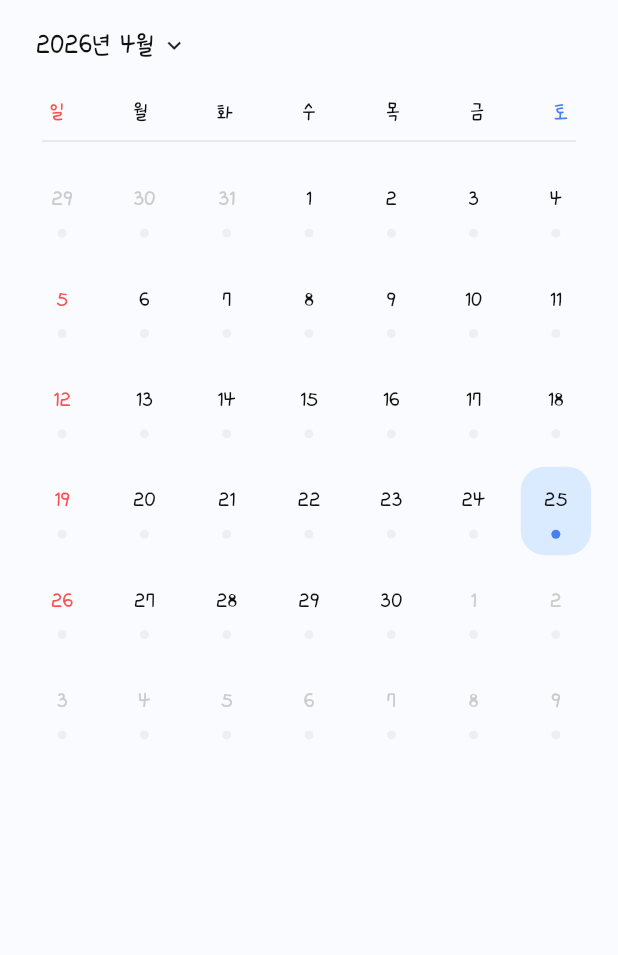
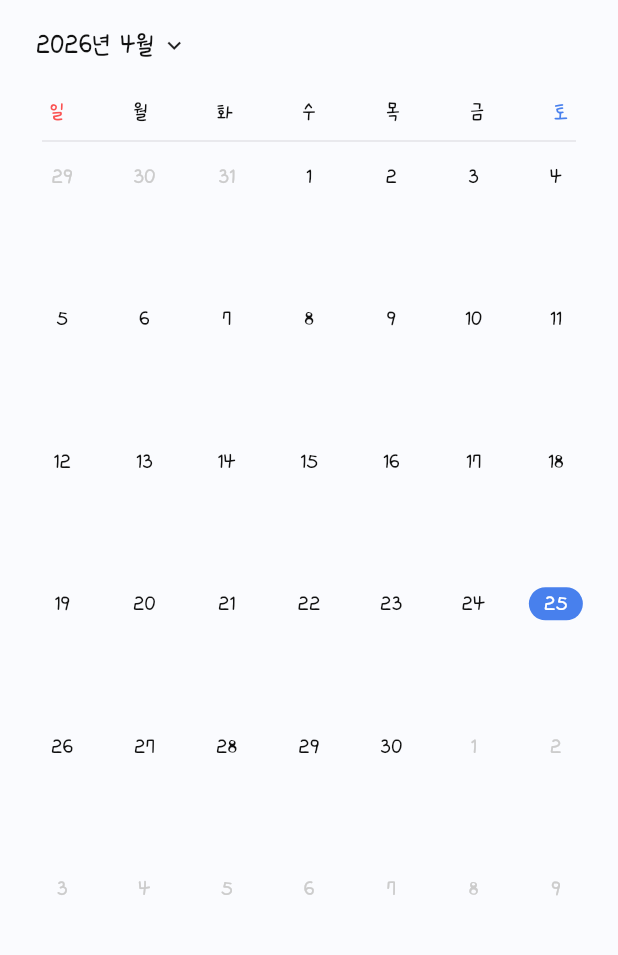
Before and after one commit to uyoung-team/uyoung-app, a Flutter app: the _CalendarView screen opened directly, on a phone screen of 412 x 824 dp, the part 75-1030 px from its top. Run offline on Flutter 3.47's test engine with Material 3 defaults, Android fonts, the light colour scheme and no system bars; our stand-ins replace flutter_svg, image_picker, supabase_flutter; accounts and stored records are empty.

Commit message:
refactor: 캘린더 날짜 셀을 일반 모드와 간편화 모드로 정리

```diff
--- a/lib/features/calendar/presentation/pages/calendar_page.dart
+++ b/lib/features/calendar/presentation/pages/calendar_page.dart
@@ -7,6 +7,7 @@
 import 'package:uyoung_app/features/calendar/data/calendar_service.dart';
 import 'package:uyoung_app/features/calendar/presentation/pages/calendar_memory_island_manage_page.dart';
 import 'package:uyoung_app/features/calendar/presentation/viewmodels/calendar_view_model.dart';
+import 'package:uyoung_app/features/calendar/presentation/widgets/calendar_day_cell.dart';
 import 'package:uyoung_app/features/calendar/presentation/widgets/calendar_memory_bottom_sheet.dart';
 import 'package:uyoung_app/shared/services/asset_paths.dart';
 
@@ -201,12 +202,15 @@
     }
 
     final days = _buildCalendarDays(viewModel.focusedMonth);
+    final isCompact = viewModel.isBottomSheetOpen;
+    final weeks = _weeksInMonth(viewModel.focusedMonth);
+    final rowHeight = isCompact ? (weeks == 5 ? 45.0 : 40.0) : 95.0;
 
     return GridView.builder(
       physics: const NeverScrollableScrollPhysics(),
-      gridDelegate: const SliverGridDelegateWithFixedCrossAxisCount(
+      gridDelegate: SliverGridDelegateWithFixedCrossAxisCount(
         crossAxisCount: 7,
-        childAspectRatio: 0.82,
+        mainAxisExtent: rowHeight,
       ),
       itemCount: days.length,
       itemBuilder: (context, index) {
@@ -214,61 +218,31 @@
         final isCurrentMonth = day.month == viewModel.focusedMonth.month;
         final isSelected = _isSameDate(day, viewModel.selectedDay);
         final isToday = _isSameDate(day, DateTime.now());
+        final groups = viewModel.memoriesForDay(day);
+        final dotColors = groups.map((group) => group.color).toList();
+        final thumbnailPath = groups.isEmpty || groups.first.thumbnailPaths.isEmpty
+            ? null
+            : groups.first.thumbnailPaths.first;
 
         return GestureDetector(
           onTap: () {
-            viewModel.openBottomSheet(day);
-            _openMemoryBottomSheet(context, viewModel, day);
+            viewModel.selectDay(day);
+            if (viewModel.hasAnyMemoryForDay(day)) {
+              viewModel.openBottomSheet(day);
+              _openMemoryBottomSheet(context, viewModel, day);
+            } else {
+              viewModel.closeBottomSheet();
+            }
           },
-          child: Container(
-            margin: const EdgeInsets.all(4),
-            decoration: BoxDecoration(
-              color: isSelected ? AppColors.b03 : Colors.transparent,
-              borderRadius: BorderRadius.circular(16),
-              border: isToday && !isSelected
-                  ? Border.all(color: AppColors.b01, width: 1.2)
-                  : null,
-            ),
-            child: Column(
-              mainAxisAlignment: MainAxisAlignment.center,
-              children: [
-                Text(
-                  '${day.day}',
-                  style: AppFont.b7_16.copyWith(
-                    color: !isCurrentMonth
-                        ? AppColors.g04
-                        : day.weekday == DateTime.sunday
-                        ? AppColors.subRed03
-                        : AppColors.black,
-                  ),
-                ),
-                const SizedBox(height: 8),
-                if (viewModel.hasAnyMemoryForDay(day))
-                  Wrap(
-                    spacing: 3,
-                    children: List<Widget>.generate(
-                      viewModel.memoriesForDay(day).take(3).length,
-                      (index) => Container(
-                        width: 6,
-                        height: 6,
-                        decoration: BoxDecoration(
-                          color: viewModel.memoriesForDay(day)[index].color,
-                          shape: BoxShape.circle,
-                        ),
-                      ),
-                    ),
-                  )
-                else
-                  Container(
-                    width: 6,
-                    height: 6,
-                    decoration: BoxDecoration(
-                      color: isSelected ? AppColors.b01 : AppColors.bg03,
-                      shape: BoxShape.circle,
-                    ),
-                  ),
-              ],
-            ),
+          child: CalendarDayCell(
+            date: day,
+            isOutside: !isCurrentMonth,
+            isSelected: isSelected,
+            isToday: isToday,
+            dotColors: dotColors,
+            thumbnailPath: thumbnailPath,
+            isCompactMode: isCompact,
+            compactWeeks: weeks,
           ),
         );
       },
@@ -284,6 +258,24 @@
       42,
       (index) => DateUtils.addDaysToDate(startDay, index),
     );
+  }
+
+  int _weeksInMonth(DateTime day) {
+    final firstOfMonth = DateTime(day.year, day.month, 1);
+    final lastOfMonth = DateTime(day.year, day.month + 1, 0);
+
+    DateTime start = firstOfMonth;
+    while (start.weekday != DateTime.sunday) {
+      start = start.subtract(const Duration(days: 1));
+    }
+
+    DateTime end = lastOfMonth;
+    while (end.weekday != DateTime.saturday) {
+      end = end.add(const Duration(days: 1));
+    }
+
+    final totalDays = end.difference(start).inDays + 1;
+    return (totalDays / 7).ceil();
   }
 
   bool _isSameDate(DateTime a, DateTime b) {
--- /dev/null
+++ b/lib/features/calendar/presentation/widgets/calendar_day_cell.dart
@@ -0,0 +1,210 @@
+import 'package:flutter/material.dart';
+import 'package:flutter_svg/flutter_svg.dart';
+import 'package:uyoung_app/core/theme/app_colors.dart';
+import 'package:uyoung_app/core/theme/app_font.dart';
+import 'package:uyoung_app/shared/services/asset_paths.dart';
+
+class CalendarDayCell extends StatelessWidget {
+  const CalendarDayCell({
+    super.key,
+    required this.date,
+    this.isSelected = false,
+    this.isToday = false,
+    this.isOutside = false,
+    this.dotColors = const [],
+    this.thumbnailPath,
+    this.isCompactMode = false,
+    this.compactWeeks = 6,
+  });
+
+  final DateTime date;
+  final bool isSelected;
+  final bool isToday;
+  final bool isOutside;
+  final List<Color> dotColors;
+  final String? thumbnailPath;
+  final bool isCompactMode;
+  final int compactWeeks;
+
+  @override
+  Widget build(BuildContext context) {
+    final baseTextColor = isOutside ? AppColors.g04 : AppColors.black;
+    final backgroundColor = isSelected ? AppColors.b01 : Colors.transparent;
+    final dayTextColor = isSelected ? AppColors.white : baseTextColor;
+
+    Widget buildDotRow() {
+      if (dotColors.isEmpty) {
+        return const SizedBox(height: 6);
+      }
+
+      if (dotColors.length <= 4) {
+        return Row(
+          mainAxisAlignment: MainAxisAlignment.center,
+          children: [
+            for (final color in dotColors)
+              Container(
+                width: 6,
+                height: 6,
+                margin: const EdgeInsets.symmetric(horizontal: 2),
+                decoration: BoxDecoration(
+                  color: color,
+                  shape: BoxShape.circle,
+                ),
+              ),
+          ],
+        );
+      }
+
+      final visibleDots = dotColors.take(2).toList();
+      final remainingCount = dotColors.length - 2;
+
+      return Row(
+        mainAxisAlignment: MainAxisAlignment.center,
+        children: [
+          for (final color in visibleDots)
+            Container(
+              width: 6,
+              height: 6,
+              margin: const EdgeInsets.symmetric(horizontal: 2),
+              decoration: BoxDecoration(
+                color: color,
+                shape: BoxShape.circle,
+              ),
+            ),
+          const SizedBox(width: 4),
+          Text(
+            '+$remainingCount',
+            style: AppFont.b10_10.copyWith(color: AppColors.g03),
+          ),
+        ],
+      );
+    }
+
+    final isSixWeeks = compactWeeks >= 6;
+    final compactDateBoxHeight = isSixWeeks ? 22.0 : 24.0;
+    final compactGap = isSixWeeks ? 6.0 : 8.0;
+    final compactBottomPadding = isSixWeeks ? 4.0 : 6.0;
+
+    if (isCompactMode) {
+      return Padding(
+        padding: EdgeInsets.only(bottom: compactBottomPadding),
+        child: Column(
+          mainAxisAlignment: MainAxisAlignment.center,
+          children: [
+            Container(
+              width: 36,
+              height: compactDateBoxHeight,
+              alignment: Alignment.center,
+              decoration: BoxDecoration(
+                color: backgroundColor,
+                borderRadius: BorderRadius.circular(12),
+                border: isToday && !isSelected
+                    ? Border.all(color: AppColors.b01, width: 1)
+                    : null,
+              ),
+              child: Text(
+                '${date.day}',
+                style: AppFont.b7_16.copyWith(
+                  color: dayTextColor,
+                  height: 1,
+                ),
+              ),
+            ),
+            SizedBox(height: compactGap),
+            buildDotRow(),
+          ],
+        ),
+      );
+    }
+
+    final hasMemory = dotColors.isNotEmpty;
+
+    return Padding(
+      padding: const EdgeInsets.only(bottom: 6),
+      child: Column(
+        children: [
+          Container(
+            width: 36,
+            height: 22,
+            alignment: Alignment.center,
+            decoration: BoxDecoration(
+              color: backgroundColor,
+              borderRadius: BorderRadius.circular(12),
+              border: isToday && !isSelected
+                  ? Border.all(color: AppColors.b01, width: 1)
+                  : null,
+            ),
+            child: Text(
+              '${date.day}',
+              style: AppFont.b7_16.copyWith(
+                color: dayTextColor,
+                height: 1,
+              ),
+            ),
+          ),
+          const SizedBox(height: 5),
+          if (hasMemory)
+            SizedBox(
+              width: 42,
+              height: 42,
+              child: Stack(
+                children: [
+                  if (thumbnailPath != null)
+                    Transform.rotate(
+                      angle: 12 * 3.141592 / 180,
+                      child: Container(
+                        width: 42,
+                        height: 42,
+                        decoration: BoxDecoration(
+                          borderRadius: BorderRadius.circular(10),
+                          image: DecorationImage(
+                            image: AssetImage(thumbnailPath!),
+                            fit: BoxFit.cover,
+                            colorFilter: ColorFilter.mode(
+                              Colors.black.withValues(alpha: 0.15),
+                              BlendMode.srcATop,
+                            ),
+                          ),
+                        ),
+                      ),
+                    ),
+                  Container(
+                    width: 42,
+                    height: 42,
+                    decoration: BoxDecoration(
+                      borderRadius: BorderRadius.circular(10),
+                      border: thumbnailPath != null
+                          ? Border.all(color: const Color(0xFFE5E5E5), width: 0.8)
+                          : null,
+                      color: thumbnailPath == null ? AppColors.white : null,
+                    ),
+                    child: thumbnailPath != null
+                        ? ClipRRect(
+                            borderRadius: BorderRadius.circular(10),
+                            child: Image.asset(
+                              thumbnailPath!,
+                              fit: BoxFit.cover,
+                            ),
+                          )
+                        : Padding(
+                            padding: const EdgeInsets.all(6),
+                            child: SvgPicture.asset(
+                              AssetPaths.icons.common.calendar,
+                            ),
+                          ),
+                  ),
+                ],
+              ),
+            )
+          else
+            const SizedBox(
+              width: 42,
+              height: 42,
+            ),
+          const SizedBox(height: 6),
+          buildDotRow(),
+        ],
+      ),
+    );
+  }
+}
```
